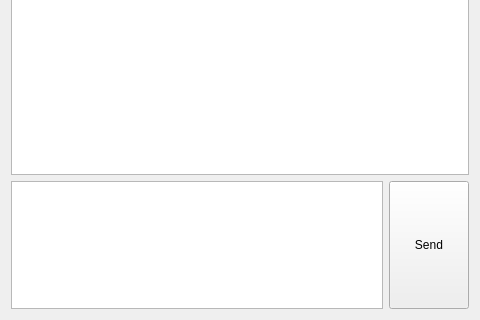
Above: src/extensions/ziggurat/zigmessenger.ui from Subsentient/volition before the change; both pictures show x 0 to 480 and y 320 to 640 of the 480 by 640 pixel window. Below: the same form after it.
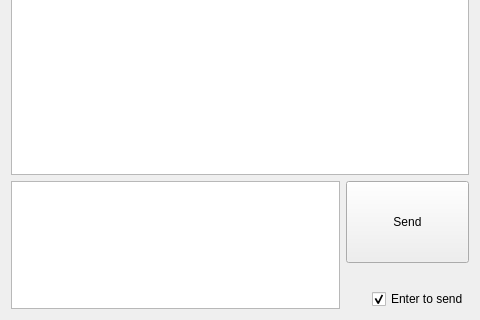
That is the form after the change.

Commit message: Enter to send, other such cleanup

Diff of the .ui file:
```diff
--- a/src/extensions/ziggurat/zigmessenger.ui
+++ b/src/extensions/ziggurat/zigmessenger.ui
@@ -32,19 +32,6 @@
        </property>
       </widget>
      </item>
-     <item row="1" column="1">
-      <widget class="QPushButton" name="ZigSendButton">
-       <property name="sizePolicy">
-        <sizepolicy hsizetype="Minimum" vsizetype="Minimum">
-         <horstretch>0</horstretch>
-         <verstretch>0</verstretch>
-        </sizepolicy>
-       </property>
-       <property name="text">
-        <string>Send</string>
-       </property>
-      </widget>
-     </item>
      <item row="0" column="0" colspan="2">
       <widget class="QListWidget" name="ZigMessageList">
        <property name="sizeAdjustPolicy">
@@ -70,6 +57,49 @@
        </property>
       </widget>
      </item>
+     <item row="1" column="1">
+      <layout class="QGridLayout" name="gridLayout">
+       <item row="2" column="1">
+        <widget class="QCheckBox" name="ZigEnterCheckbox">
+         <property name="text">
+          <string>Enter to send</string>
+         </property>
+         <property name="checked">
+          <bool>true</bool>
+         </property>
+        </widget>
+       </item>
+       <item row="0" column="0" colspan="2">
+        <widget class="QPushButton" name="ZigSendButton">
+         <property name="sizePolicy">
+          <sizepolicy hsizetype="Minimum" vsizetype="Expanding">
+           <horstretch>0</horstretch>
+           <verstretch>0</verstretch>
+          </sizepolicy>
+         </property>
+         <property name="text">
+          <string>Send</string>
+         </property>
+        </widget>
+       </item>
+       <item row="1" column="0">
+        <spacer name="ZigButtonSpacer">
+         <property name="orientation">
+          <enum>Qt::Vertical</enum>
+         </property>
+         <property name="sizeType">
+          <enum>QSizePolicy::Preferred</enum>
+         </property>
+         <property name="sizeHint" stdset="0">
+          <size>
+           <width>20</width>
+           <height>20</height>
+          </size>
+         </property>
+        </spacer>
+       </item>
+      </layout>
+     </item>
     </layout>
    </item>
   </layout>
```
The commit also changes 2 other files.
